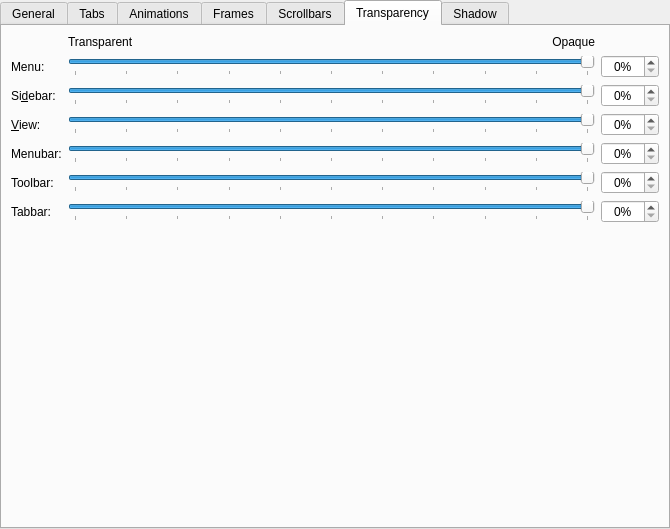
Qt form kstyle/config/ui/darklystyleconfig.ui (DeltaCopy/Darkly) before a commit.
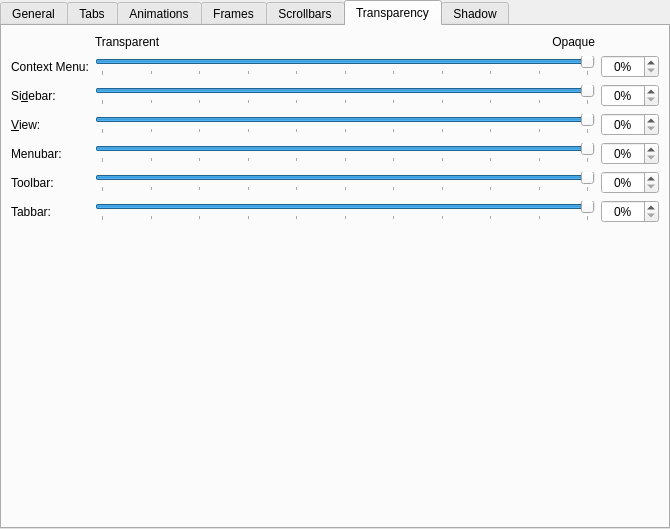
The same form after that commit. The open tabs and pages were chosen to show the change. Custom widgets are drawn as their Qt base class.

Commit message: feat: add tooltips on transparency tab

```diff
--- a/kstyle/config/ui/darklystyleconfig.ui
+++ b/kstyle/config/ui/darklystyleconfig.ui
@@ -1167,7 +1167,7 @@
        <item row="1" column="0">
         <widget class="QLabel" name="_menuGroupDescription">
          <property name="text">
-          <string>Menu:</string>
+          <string>Context Menu:</string>
          </property>
          <property name="alignment">
           <set>Qt::AlignmentFlag::AlignLeading|Qt::AlignmentFlag::AlignLeft|Qt::AlignmentFlag::AlignVCenter</set>
```
Left out of the diff: 16 changed lines with no effect on the pictures.
